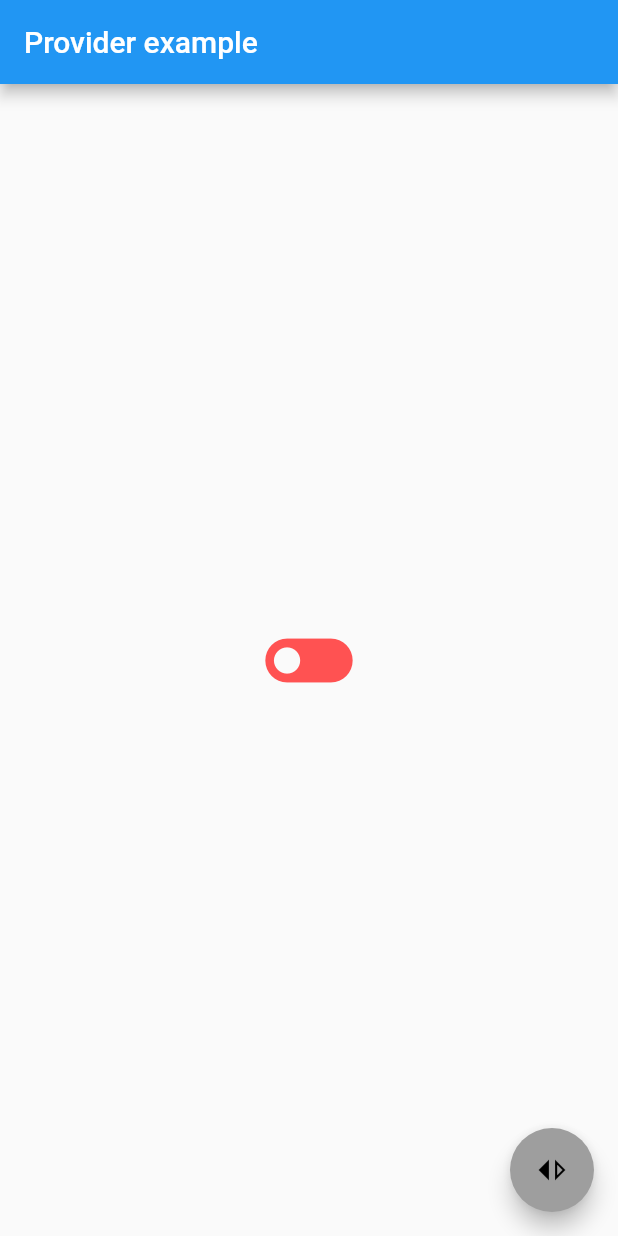
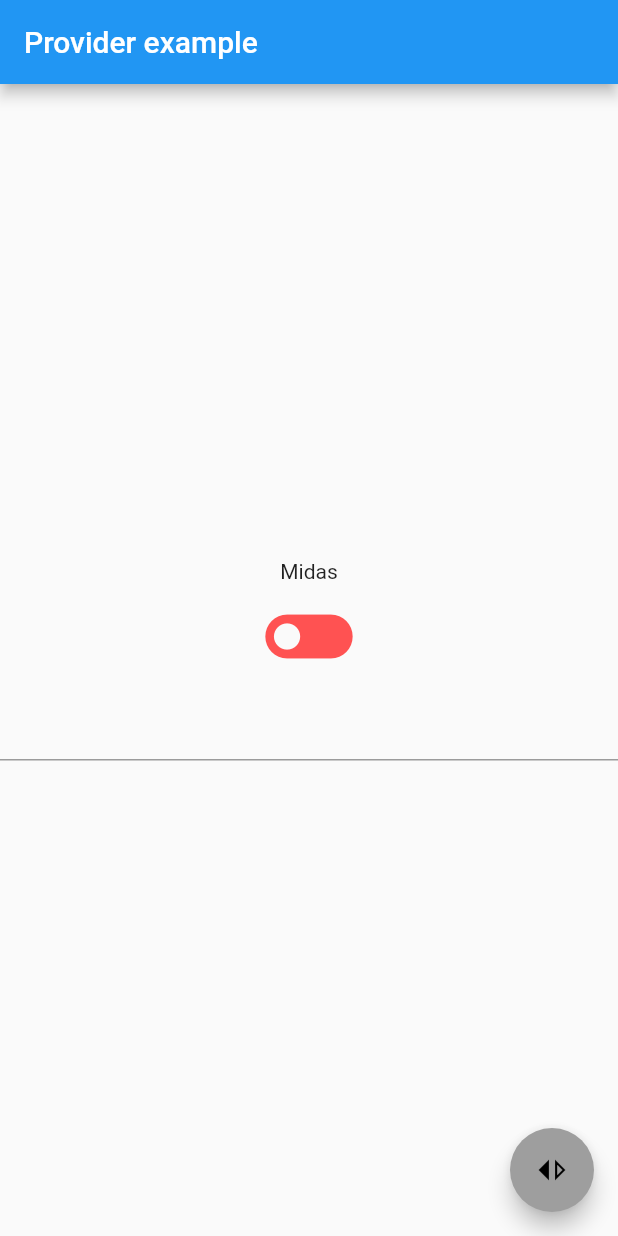
Before and after one commit to kosmas1991/ex_provider, a Flutter app: the screen it shows after launch, after a tap on the "switch right" icon, on a phone screen of 412 x 824 dp. Run offline on Flutter 3.47's test engine with Material 2 defaults, Android fonts, the light colour scheme and no system bars.

Commit message:
multiProvider added!!

```diff
--- a/lib/main.dart
+++ b/lib/main.dart
@@ -1,8 +1,16 @@
+import 'package:ex_provider/src/models/appBarButton.dart';
 import 'package:ex_provider/src/models/button.dart';
 import 'package:flutter/material.dart';
 import 'package:provider/provider.dart';
 import 'src/app.dart';
 
-void main(){
-  runApp(ChangeNotifierProvider(create: (context) => MyButton(),child: App()));
+void main() {
+  runApp(MultiProvider(providers: [
+    ChangeNotifierProvider<MyButton>(
+      create: (context) => MyButton(),
+    ),
+    ChangeNotifierProvider<AppBarButton>(
+      create: (context) => AppBarButton(),
+    )
+  ], child: App()));
 }
--- /dev/null
+++ b/lib/src/models/appBarButton.dart
@@ -0,0 +1,17 @@
+import 'package:flutter/foundation.dart';
+
+class AppBarButton with ChangeNotifier{
+  String name = 'Midas';
+  bool state = false;
+
+  String get getName => name;
+  set setName(String str){
+    name = str;
+    notifyListeners();
+  }
+  bool get getState => state;
+  set setState(bool value){
+    state = value;
+    notifyListeners();
+  }
+}
--- a/lib/src/screens/homescreen.dart
+++ b/lib/src/screens/homescreen.dart
@@ -1,8 +1,10 @@
+import 'package:ex_provider/src/models/appBarButton.dart';
 import 'package:ex_provider/src/models/button.dart';
 import 'package:flutter/material.dart';
 import 'package:provider/provider.dart';
 
 class HomeScreen extends StatelessWidget {
+  final TextEditingController customController = TextEditingController();
   @override
   Widget build(BuildContext context) {
     return Scaffold(
@@ -12,8 +14,12 @@ class HomeScreen extends StatelessWidget {
       body: Container(
         child: Center(
           child: Column(mainAxisAlignment: MainAxisAlignment.center,
-            children: [
-              Consumer<MyButton>(builder: (context, value, child) => Icon(value.getState?Icons.toggle_on:Icons.toggle_off,color: value.getState?Colors.green:Colors.redAccent,size: 70,))
+            children: [Consumer<AppBarButton>(builder: (context, value, child) => Text(value.getName),),
+              Consumer<MyButton>(builder: (context, value, child) => Icon(value.getState?Icons.toggle_on:Icons.toggle_off,color: value.getState?Colors.green:Colors.redAccent,size: 70,)),
+              Consumer<AppBarButton>(builder: (context, value, child) => TextField(onChanged: (value2) {
+                    value.setName = customController.text.toString();
+                  },controller: customController,),
+                ),
             ],
           ),
         ),
```
